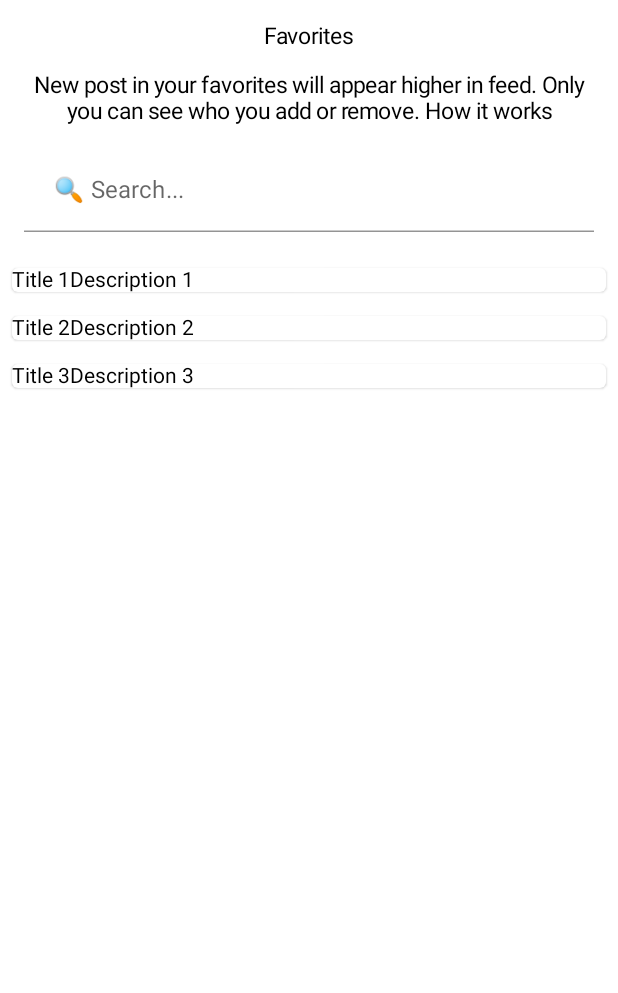
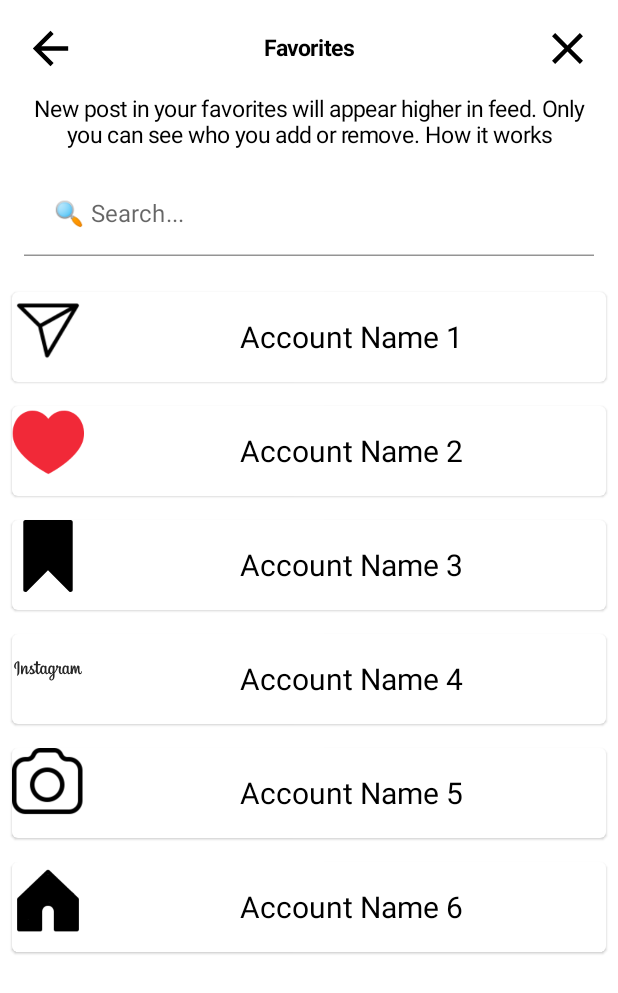
Before and after one commit to mkCoding/JetInstagram, an Android app built with Jetpack Compose: the @Preview function FavoritesPreview, on a phone screen of 412 x 824 dp. Shown: the top 993 px of the screen. Run offline under Robolectric (Android 15) with nearby library versions, the phone set to English and light mode, and no system bars.

Commit message:
committing latest changes for favorites

```diff
--- a/app/src/main/java/com/vipulasri/jetinstagram/ui/MainScreen.kt
+++ b/app/src/main/java/com/vipulasri/jetinstagram/ui/MainScreen.kt
@@ -30,6 +30,7 @@ import com.vipulasri.jetinstagram.ui.HomeSection.Profile
 import com.vipulasri.jetinstagram.ui.HomeSection.Reels
 import com.vipulasri.jetinstagram.ui.components.bottomBarHeight
 import com.vipulasri.jetinstagram.ui.components.icon
+import com.vipulasri.jetinstagram.ui.home.Favorites
 import com.vipulasri.jetinstagram.ui.home.Home
 import com.vipulasri.jetinstagram.ui.reels.Reels
 
@@ -58,7 +59,7 @@ fun MainScreen() {
             Home -> Home()
             Reels -> Reels()
             Add -> Content(title = "Add Post options")
-            Favorite -> Content(title = "Favorite")
+            Favorite -> Favorites()//Content(title = "Favorite")
             Profile -> Content(title = "Profile")
         }
     }
@@ -137,7 +138,8 @@ private fun BottomBarProfile(isSelected: Boolean) {
       modifier = borderModifier
   ) {
     Box(
-        modifier = Modifier.icon()
+        modifier = Modifier
+            .icon()
             .padding(padding)
             .background(color = Color.LightGray, shape = shape)
             .clip(shape)
--- a/app/src/main/java/com/vipulasri/jetinstagram/ui/home/Favorites.kt
+++ b/app/src/main/java/com/vipulasri/jetinstagram/ui/home/Favorites.kt
@@ -1,13 +1,18 @@
 package com.vipulasri.jetinstagram.ui.home
 
 import androidx.compose.foundation.ExperimentalFoundationApi
+import androidx.compose.foundation.Image
 import androidx.compose.foundation.background
+import androidx.compose.foundation.clickable
+import androidx.compose.foundation.layout.Arrangement
 import androidx.compose.foundation.layout.Column
 import androidx.compose.foundation.layout.Row
 import androidx.compose.foundation.layout.Spacer
 import androidx.compose.foundation.layout.fillMaxSize
 import androidx.compose.foundation.layout.fillMaxWidth
+import androidx.compose.foundation.layout.height
 import androidx.compose.foundation.layout.padding
+import androidx.compose.foundation.layout.size
 import androidx.compose.foundation.layout.width
 import androidx.compose.foundation.lazy.LazyColumn
 import androidx.compose.foundation.lazy.items
@@ -19,6 +24,9 @@ import androidx.compose.material.Text
 import androidx.compose.material.TextField
 import androidx.compose.material.TextFieldDefaults
 import androidx.compose.material.icons.Icons
+import androidx.compose.material.icons.filled.ArrowBack
+import androidx.compose.material.icons.filled.Close
+import androidx.compose.material.icons.filled.ExitToApp
 import androidx.compose.material.icons.filled.Search
 import androidx.compose.runtime.Composable
 import androidx.compose.runtime.getValue
@@ -38,6 +46,8 @@ import androidx.compose.ui.res.fontResource
 import androidx.compose.ui.res.painterResource
 import androidx.compose.ui.text.AnnotatedString
 import androidx.compose.ui.text.SpanStyle
+import androidx.compose.ui.text.font.FontStyle
+import androidx.compose.ui.text.font.FontWeight
 import androidx.compose.ui.text.style.TextAlign
 import androidx.compose.ui.text.withStyle
 import androidx.compose.ui.unit.dp
@@ -45,22 +55,56 @@ import androidx.compose.ui.unit.dp
 @OptIn(ExperimentalComposeUiApi::class)
 @Composable
 fun Favorites(){
+
     Column (
         modifier = Modifier
             .fillMaxSize()
             .background(Color.White),
         horizontalAlignment = Alignment.CenterHorizontally
     ){
+
+        Row (
+
+            modifier = Modifier
+                .fillMaxWidth()
+                .padding(horizontal = 16.dp, vertical = 8.dp),
+            horizontalArrangement = Arrangement.SpaceBetween,
+            verticalAlignment = Alignment.CenterVertically
+        ){
+            Icon(
+                modifier = Modifier
+                    .clickable { /* Handle left icon click */ }
+                    .size(35.dp),
+                imageVector = Icons.Default.ArrowBack,
+                contentDescription = "Back",
+                )
+
+
             Text(
+                textAlign = TextAlign.Center,
                 modifier = Modifier
                     .padding(15.dp),
                 fontFamily = FontFamily.SansSerif, //font type
                 style = TextStyle(
                     fontSize = 15.sp, // Change the font size as per your requirement
                     color = Color.Black, // Change the text color as per your requirement
+                    fontWeight = FontWeight.Bold
                 ),
-            text = "Favorites" //text to be displayed
+
+                text = "Favorites" //text to be displayed,
             )
+
+            Icon(
+                modifier = Modifier
+                    .clickable { /* Handle right icon click */ }
+                    .size(35.dp),
+                imageVector = Icons.Default.Close,
+                contentDescription = "Forward"
+            )
+        }
+
+
+
         Text(
             textAlign = TextAlign.Center,
             modifier = Modifier
@@ -77,9 +121,14 @@ fun Favorites(){
         SearchBox(onSearchTextChanged = { /*TODO*/ })
 
         val items = listOf(
-            Item("Title 1", "Description 1"),
-            Item("Title 2", "Description 2"),
-            Item("Title 3", "Description 3")
+            Item("Account Name 1", "Description 1", R.drawable.ic_dm),
+            Item("Account Name 2", "Description 2", R.drawable.ic_filled_favorite),
+            Item("Account Name 3", "Description 3", R.drawable.ic_filled_bookmark),
+            Item("Account Name 4", "Description 4", R.drawable.ic_instagram),
+            Item("Account Name 5", "Description 5", R.drawable.ic_outlined_camera),
+            Item("Account Name 6", "Description 6", R.drawable.ic_filled_home)
+
+
         )
         AccountsList(items = items)
     }
@@ -92,6 +141,7 @@ fun SearchBox(
 ){
     var searchText by remember { mutableStateOf("") }
 
+
     val placeholderText = AnnotatedString.Builder().apply {
         withStyle(style = SpanStyle(color = Color.Gray)) {
             append(" ")
@@ -100,7 +150,6 @@ fun SearchBox(
         }
         append("Search...")
     }.toAnnotatedString()
-
 
 
         TextField(
@@ -123,10 +172,13 @@ fun SearchBox(
 
 }
 
-data class Item(val title: String, val description: String)
+data class Item(val title: String, val description: String, var image: Int)
 
 @Composable
 fun AccountsList(items:List<Item>) {
+
+
+
     LazyColumn {
         items(items) { item ->
             Card(
@@ -135,12 +187,34 @@ fun AccountsList(items:List<Item>) {
                     .padding(8.dp),
                 backgroundColor = Color.White // Customize card background color if needed
             ) {
-                Row{
+                Row(
+                    modifier = Modifier.height(60.dp)
+                ){
+
+                    Image(
+                        painter = painterResource(id = item.image), // Replace R.drawable.your_image with your actual image resource
+                        contentDescription = null, // You can provide a content description if needed
+                        modifier = Modifier.size(48.dp) // Adjust size as needed
+                    )
+                    Column(
+                        modifier = Modifier
+                            .padding(start = 8.dp)
+                            .align(Alignment.CenterVertically)
+                    ) {
                         // Content inside each card
                         Text(
-                        text = item.title
+                            text = item.title,
+                            modifier = Modifier
+                                .fillMaxWidth(),
+                            textAlign = TextAlign.Center,
+                            style = TextStyle(
+                                fontSize = 20.sp
                             )
-                    Text(text = item.description)
+                        )
+
+                    }
+                    //Text(text = item.description)
+
                 }
 
             }
```
Lines whose indentation alone changed are shown as unchanged.
